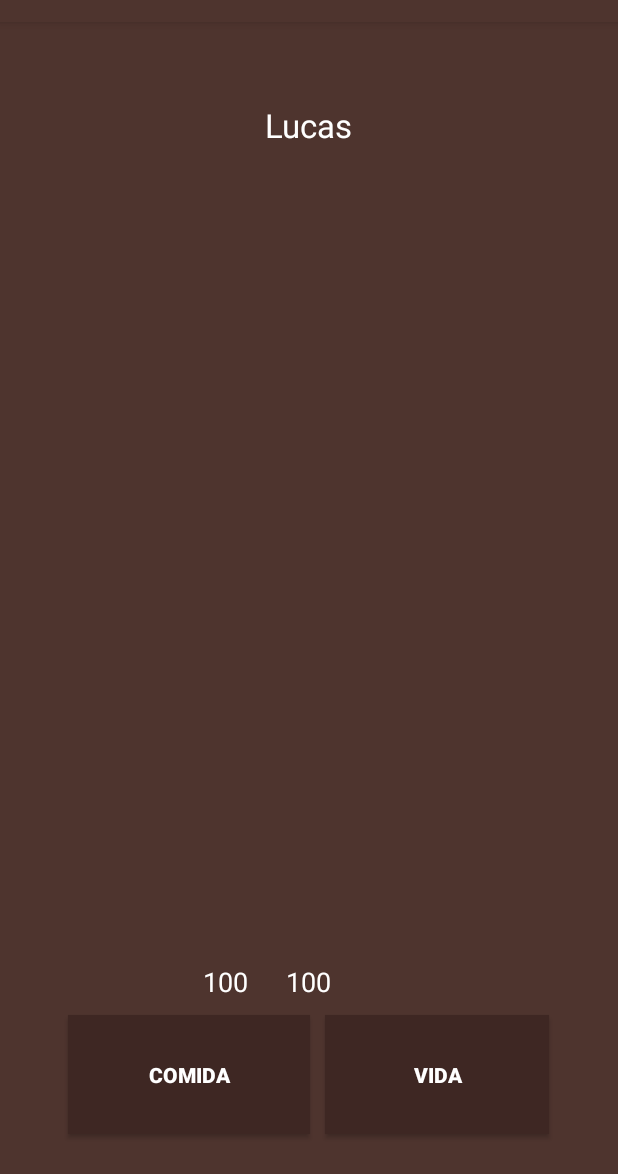
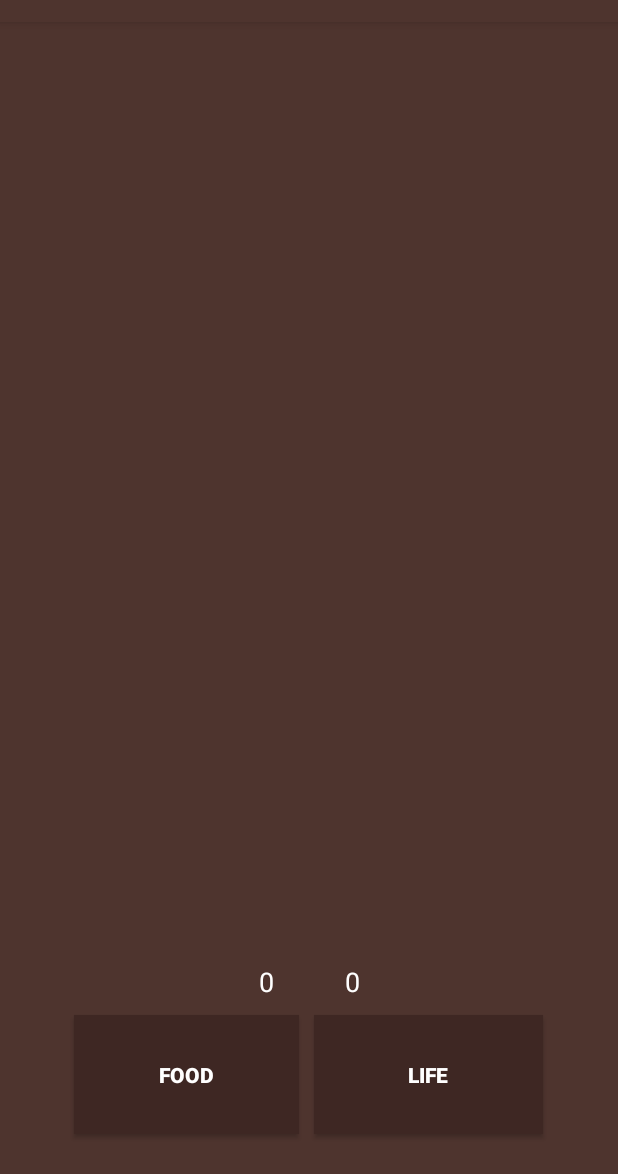
Before and after one commit to lucassoares/Tamagochi, an Android app: the screen it shows after launch (MainActivity), on a phone screen of 412 x 824 dp, the part 62-1236 px from its top. Run offline under Robolectric (Android 15) with nearby library versions, the phone set to English and light mode, and no system bars; 2 statements that could not run were skipped.

Commit message:
Quase terminando
Falta apenas, notificações e somar a quantidade necessária no valor que
está sendo apresentado

```diff
--- a/app/src/main/java/com/lucas/lucas/tamagochi/MainActivity.java
+++ b/app/src/main/java/com/lucas/lucas/tamagochi/MainActivity.java
@@ -1,27 +1,38 @@
 package com.lucas.lucas.tamagochi;
 
 import android.annotation.TargetApi;
+import android.app.ActivityManager;
+import android.content.ComponentName;
+import android.content.Context;
+import android.content.DialogInterface;
+import android.content.Intent;
+import android.content.ServiceConnection;
 import android.os.Build;
+import android.os.IBinder;
+import android.support.v7.app.AlertDialog;
 import android.support.v7.app.AppCompatActivity;
 import android.os.Bundle;
 import android.util.Log;
 import android.view.View;
-import android.view.animation.Interpolator;
 import android.widget.Button;
+import android.widget.EditText;
 import android.widget.TextView;
 import android.widget.Toast;
 
+import com.lucas.lucas.tamagochi.Preferences.Preferences;
+import com.lucas.lucas.tamagochi.Services.CountListener;
+import com.lucas.lucas.tamagochi.Services.Service;
 import com.lucas.lucas.tamagochi.Tamagochi.Tamagochi;
-import com.lucas.lucas.tamagochi.Util.Util;
 
-import org.w3c.dom.Text;
+public class MainActivity extends AppCompatActivity implements ServiceConnection
+{
+    private CountListener countListener;
+    private final ServiceConnection connection = this;
 
-import java.util.Objects;
+    private Tamagochi tamagochi;
+    private Preferences preferences;
 
-public class MainActivity extends AppCompatActivity
-{
-    private Tamagochi tamagochi;
-    private Util util;
+
     private String name;
 
     private Button lifeBtn;
@@ -37,6 +48,7 @@ public class MainActivity extends AppCompatActivity
         super.onCreate(savedInstanceState);
         setContentView(R.layout.activity_main);
 
+        setThread();
         lifeBtn = (Button)findViewById(R.id.btnLife);
         foodBtn = (Button)findViewById(R.id.btnFood);
         nameTmagochi = (TextView)findViewById(R.id.nameTamagochi);
@@ -44,28 +56,141 @@ public class MainActivity extends AppCompatActivity
         foodDisplay = (TextView)findViewById(R.id.foodDisplay);
 
         tamagochi = Tamagochi.getInstance();
-        util = new Util();
+        preferences = new Preferences(getApplicationContext());
 
-        name = tamagochi.getName();
+        name = preferences.getNamePreferences();
 
-        if(tamagochi.isDead()){
-                //util.AlertMessage(getApplicationContext());
-            tamagochi.setDead(false);
-            tamagochi.setLife(100);
-            tamagochi.setFood(100);
-            tamagochi.setName("Lucas");
-            nameTmagochi.setText(tamagochi.getName());
-            lifeDisplay.setText(Integer.toString(tamagochi.getLife()));
-            foodDisplay.setText(Integer.toString(tamagochi.getFood()));
+        if(!isMyServiceRunning(Service.class) && name!= null){
+            Intent intent = new Intent(getApplicationContext(),Service.class);
+            bindService(intent,connection, Context.BIND_AUTO_CREATE);
+            startService(intent);
+            Log.d("service","running");
+        }else{
+            Intent intent = new Intent(getApplicationContext(),Service.class);
+            startService(intent);
+            bindService(intent,connection, 0);
+        }
 
-            Log.d("Tamagochi",tamagochi.getName());
+        if(name == null){
+            alertMessageNewUser();
         }
+
+        tamagochi.setLife(preferences.getLifePreferences());
+        tamagochi.setFood(preferences.getFoodPreferences());
+
+        nameTmagochi.setText(preferences.getNamePreferences());
+        lifeDisplay.setText(Integer.toString(tamagochi.getLife()));
+        foodDisplay.setText(Integer.toString(tamagochi.getFood()));
 
         lifeBtn.setOnClickListener(new View.OnClickListener() {
             @Override
             public void onClick(View v) {
-               Toast.makeText(getApplicationContext(),Integer.toString(tamagochi.getFood()),Toast.LENGTH_SHORT).show();
+                if(tamagochi.getLife() < 100){
+                    tamagochi.setLife(tamagochi.getLife() + 10);
+                    preferences.setLifePreferences(tamagochi.getLife());
+                    updateValues();
+                }
+            }
+        });
+
+        foodBtn.setOnClickListener(new View.OnClickListener() {
+            @Override
+            public void onClick(View view) {
+                if(tamagochi.getFood() < 100){
+                    tamagochi.setFood(tamagochi.getFood() + 10);
+                    preferences.setFoodPreferences(tamagochi.getFood());
+                    updateValues();
+                }
             }
         });
     }
+
+    private void updateValues(){
+        lifeDisplay.setText(Integer.toString(tamagochi.getLife()));
+        foodDisplay.setText(Integer.toString(tamagochi.getFood()));
+    }
+
+    private void alertMessageNewUser(){
+        AlertDialog.Builder alertDialog = new AlertDialog.Builder(MainActivity.this);
+        final EditText inputUserName = new EditText(MainActivity.this);
+
+        inputUserName.setPadding(16,16,16,16);
+        inputUserName.setHint("Your user name here");
+
+        alertDialog.setTitle("New User");
+        alertDialog.setMessage("Create a new user");
+        alertDialog.setView(inputUserName);
+
+        alertDialog.setPositiveButton("Create", new DialogInterface.OnClickListener(){
+            @Override
+            public void onClick(DialogInterface dialogInterface, int i) {
+                String userName = inputUserName.getText().toString();
+                createUser(userName);
+                Toast.makeText(getApplicationContext(),"Success", Toast.LENGTH_SHORT).show();
+            }
+        });
+
+        alertDialog.setNegativeButton("Cancel", new DialogInterface.OnClickListener() {
+            @Override
+            public void onClick(DialogInterface dialogInterface, int i) {
+                finish();
+            }
+        });
+
+        alertDialog.show();
+    }
+
+    private void createUser(String userName){
+        tamagochi.setLife(100);
+        tamagochi.setFood(100);
+        tamagochi.setName(userName);
+        preferences.saveUserPreferences(tamagochi.getName(),tamagochi.getLife(),tamagochi.getFood());
+        nameTmagochi.setText(preferences.getNamePreferences());
+        updateValues();
+    }
+
+    private boolean isMyServiceRunning(Class<?> serviceClass){
+        ActivityManager manager = (ActivityManager) getSystemService(ACTIVITY_SERVICE);
+        for (ActivityManager.RunningServiceInfo service : manager.getRunningServices(Integer.MAX_VALUE))
+        {
+            if (serviceClass.getName().equals(service.service.getClassName())) return true;
+        }
+        return false;
+    }
+
+    @Override
+    public void onServiceConnected(ComponentName componentName, IBinder iBinder) {
+        Log.d("BIND SERVICE SAMPLE", "SERVICE CONNECTED");
+        Service.LocalBinder binder = (Service.LocalBinder) iBinder;
+        countListener = binder.getService();
+    }
+
+    @Override
+    public void onServiceDisconnected(ComponentName componentName) {
+        Log.d("BIND SERVICE SAMPLE", "SERVICE DISCONNECTED");
+        countListener = null;
+    }
+
+    public void setThread(){
+        new Thread(){
+            @Override
+            public void run() {
+                super.run();
+                while (!isInterrupted()){
+                    try {
+                        Thread.sleep(1000);
+                        runOnUiThread(new Runnable() {
+                            @Override
+                            public void run() {
+                                int count = countListener.getCount();
+                                lifeDisplay.setText(Integer.toString(count));
+                            }
+                        });
+                    } catch (InterruptedException e) {
+                        e.printStackTrace();
+                    }
+                }
+            }
+        }.start();
+    }
 }
--- a/app/src/main/java/com/lucas/lucas/tamagochi/Preferences/Preferences.java
+++ b/app/src/main/java/com/lucas/lucas/tamagochi/Preferences/Preferences.java
@@ -1,7 +1,55 @@
 package com.lucas.lucas.tamagochi.Preferences;
+
+import android.content.Context;
+import android.content.SharedPreferences;
 
 /**
  * Created by Lucas on 14/06/2017.
  */
-public class Preferences {
+public class Preferences{
+    private Context context;
+    private static final String KEY_PREFERENCES = "TamagochiUserPreferences";
+    private SharedPreferences sharedPreferences;
+    private SharedPreferences.Editor editor;
+
+    private final String KEY_NAME = "name";
+    private final String KEY_FOOD = "food";
+    private final String KEY_LIFE = "life";
+
+    public Preferences(Context c){
+        context = c;
+        sharedPreferences = context.getSharedPreferences(KEY_PREFERENCES,0);
+        editor = sharedPreferences.edit();
+    }
+
+    public void saveUserPreferences(String name, int life, int food){
+        editor.putString(KEY_NAME,name);
+        editor.putInt(KEY_LIFE,life);
+        editor.putInt(KEY_FOOD,food);
+        editor.apply();
+    }
+
+    public String getNamePreferences(){
+        String userName = sharedPreferences.getString(KEY_NAME,null);
+        return userName;
+    }
+
+    public int getFoodPreferences(){
+        int food = sharedPreferences.getInt(KEY_FOOD,0);
+        return food;
+    }
+
+    public int getLifePreferences(){
+        int life = sharedPreferences.getInt(KEY_LIFE,0);
+        return life;
+    }
+
+    public void setLifePreferences(int life){
+        editor.putInt(KEY_LIFE,life);
+        editor.apply();
+    }
+    public void setFoodPreferences(int food){
+        editor.putInt(KEY_FOOD,food);
+        editor.apply();
+    }
 }
--- /dev/null
+++ b/app/src/main/java/com/lucas/lucas/tamagochi/Services/CountListener.java
@@ -0,0 +1,9 @@
+package com.lucas.lucas.tamagochi.Services;
+
+/**
+ * Created by LUCAS on 16/06/2017.
+ */
+
+public interface CountListener{
+     int getCount();
+}
--- a/app/src/main/java/com/lucas/lucas/tamagochi/Tamagochi/Tamagochi.java
+++ b/app/src/main/java/com/lucas/lucas/tamagochi/Tamagochi/Tamagochi.java
@@ -9,16 +9,6 @@ public class Tamagochi
     private static String name;
     private int food;
     private int life;
-    private boolean isDead = true;
-
-    public boolean isDead() {
-        return isDead;
-    }
-
-    public void setDead(boolean dead) {
-        isDead = dead;
-    }
-
 
     public static Tamagochi getInstance()
     {
--- a/app/src/main/res/layout/activity_main.xml
+++ b/app/src/main/res/layout/activity_main.xml
@@ -23,27 +23,27 @@
         android:id="@+id/linearLayout">
 
         <Button
+            android:id="@+id/btnFood"
             android:layout_width="wrap_content"
             android:layout_height="wrap_content"
-            android:text="comida"
-            android:id="@+id/btnFood"
+            android:layout_marginRight="10dp"
+            android:layout_weight="0.29"
+            android:background="@color/colorPrimaryDark"
             android:padding="30dp"
-            android:textStyle="bold"
+            android:text="food"
             android:textColor="#ffffff"
-            android:background="@color/colorPrimaryDark"
-            android:layout_weight="0.29"
-            android:layout_marginRight="10dp" />
+            android:textStyle="bold" />
 
         <Button
+            android:id="@+id/btnLife"
             android:layout_width="wrap_content"
             android:layout_height="wrap_content"
-            android:text="vida"
-            android:id="@+id/btnLife"
+            android:layout_weight="0.35"
+            android:background="@color/colorPrimaryDark"
             android:padding="30dp"
-            android:textStyle="bold"
+            android:text="life"
             android:textColor="#ffffff"
-            android:background="@color/colorPrimaryDark"
-            android:layout_weight="0.35" />
+            android:textStyle="bold" />
     </LinearLayout>
 
     <TextView
@@ -63,11 +63,10 @@
         android:text="0"
         android:id="@+id/foodDisplay"
         android:textColor="#ffffff"
+        android:layout_marginRight="23dp"
+        android:layout_marginEnd="23dp"
         android:layout_above="@+id/linearLayout"
-        android:layout_toLeftOf="@+id/nameTamagochi"
-        android:layout_toStartOf="@+id/nameTamagochi"
-        android:layout_marginRight="11dp"
-        android:layout_marginEnd="11dp" />
+        android:layout_toLeftOf="@+id/nameTamagochi" />
 
     <TextView
         android:layout_width="wrap_content"
@@ -75,10 +74,11 @@
         android:textAppearance="?android:attr/textAppearanceMedium"
         android:text="0"
         android:id="@+id/lifeDisplay"
-        android:layout_marginRight="11dp"
-        android:layout_marginEnd="11dp"
         android:textColor="#ffffff"
-        android:layout_alignBaseline="@+id/foodDisplay"
-        android:layout_alignBottom="@+id/foodDisplay"
-        android:layout_centerHorizontal="true" />
+        android:layout_above="@+id/linearLayout"
+        android:layout_toRightOf="@+id/nameTamagochi"
+        android:layout_toEndOf="@+id/nameTamagochi"
+        android:layout_marginLeft="24dp"
+        android:layout_marginStart="24dp" />
+
 </RelativeLayout>
--- a/app/src/main/res/values/colors.xml
+++ b/app/src/main/res/values/colors.xml
@@ -2,5 +2,5 @@
 <resources>
     <color name="colorPrimary">#4e342e</color>
     <color name="colorPrimaryDark">#3e2723</color>
-    <color name="colorAccent">#FF4081</color>
+    <color name="colorAccent">#3e2723</color>
 </resources>
```
Also changed, not shown: app/src/main/AndroidManifest.xml (+12 -0 lines), app/src/main/java/com/lucas/lucas/tamagochi/Services/Broadcast.java (added, +35 -0 lines), app/src/main/java/com/lucas/lucas/tamagochi/Services/Service.java (+70 -1 lines), app/src/main/java/com/lucas/lucas/tamagochi/Tamagochi/Setup.java (deleted, +0 -15 lines), app/src/main/java/com/lucas/lucas/tamagochi/Util/Util.java (deleted, +0 -40 lines).
